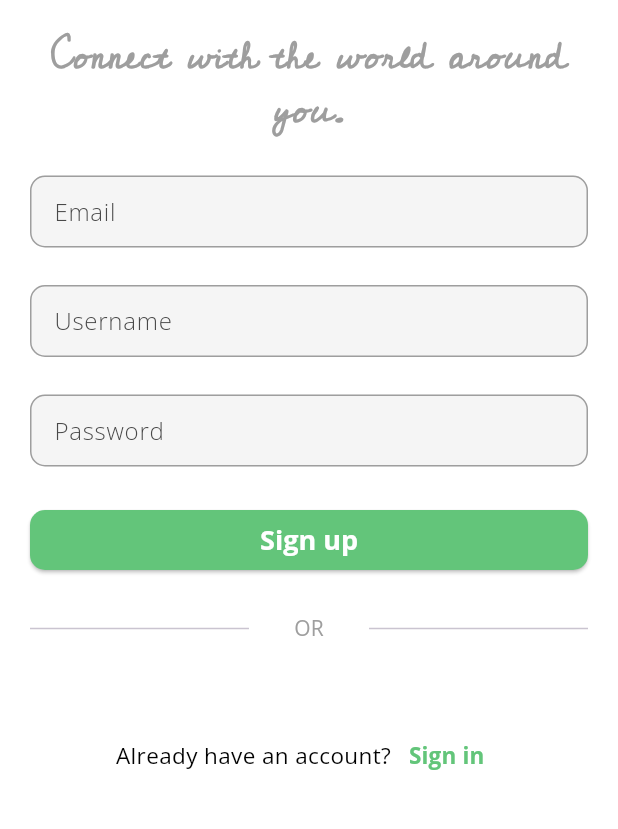
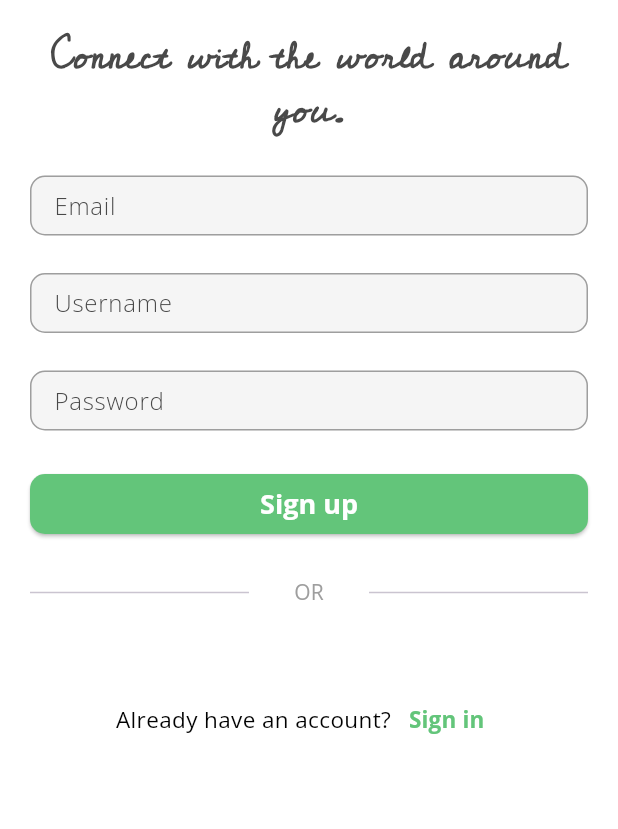
Before and after one commit to nileshshrs/moments, a Flutter app: the screen it shows after launch, after a tap on "Sign up", on a phone screen of 412 x 824 dp, the part 375-1204 px from its top. Run offline on Flutter 3.47's test engine with Material 3 defaults, Android fonts, the phone set to English and light mode, and no system bars; our stand-ins replace another_flushbar.

Commit message:
removed more unwanted styling from files and adding them to app_theme for global styling.

```diff
--- a/lib/core/app_theme/app_theme.dart
+++ b/lib/core/app_theme/app_theme.dart
@@ -34,12 +34,9 @@ ThemeData getApplicationTheme() {
       filled: true,
       fillColor: Colors.grey[100], // Background color for input field
       hintStyle: const TextStyle(
-        color: Colors.grey,
-        fontWeight: FontWeight.w300,
-        fontSize: 16,
-      ),
+          color: Color.fromARGB(255, 73, 73, 73), fontWeight: FontWeight.w300),
       contentPadding: const EdgeInsets.symmetric(
-        vertical: 16.0,
+        vertical: 0,
         horizontal: 12.0,
       ),
       border: OutlineInputBorder(
@@ -60,7 +57,6 @@ ThemeData getApplicationTheme() {
         borderRadius: BorderRadius.circular(10),
         borderSide: const BorderSide(
           color: Color(0xFF63C57A), // Focused border color
-          width: 2.0,
         ),
       ),
       errorBorder: OutlineInputBorder(
--- a/lib/core/common/custom_textformfield.dart
+++ b/lib/core/common/custom_textformfield.dart
@@ -21,7 +21,6 @@ class CustomTextFormField extends StatelessWidget {
     return TextFormField(
       style: const TextStyle(color: Colors.black),
       controller: controller,
-      cursorColor: const Color(0xFF63C57A),
       obscureText: obscureText,
       validator: (value) {
         if (value == null || value.isEmpty) {
@@ -33,28 +32,11 @@ class CustomTextFormField extends StatelessWidget {
         return null;
       },
       decoration: InputDecoration(
+        isDense: true, // Makes the input field more compact
         hintText: hintText,
-        hintStyle: const TextStyle(
-            color: Color.fromARGB(255, 73, 73, 73),
-            fontWeight: FontWeight.w300),
-        contentPadding:
-            const EdgeInsets.symmetric(vertical: 0, horizontal: 12.0),
-        border: OutlineInputBorder(
-          borderRadius: BorderRadius.circular(10),
-        ),
-        focusedBorder: OutlineInputBorder(
-          borderRadius: BorderRadius.circular(10),
-          borderSide: const BorderSide(color: Colors.grey),
-        ),
-        errorStyle: const TextStyle(color: Color(0xFFF06360)),
-        errorBorder: OutlineInputBorder(
-          borderRadius: BorderRadius.circular(10),
-          borderSide: const BorderSide(color: Color(0xFFF06360)),
-        ),
-        focusedErrorBorder: OutlineInputBorder(
-          borderRadius: BorderRadius.circular(10),
-          borderSide: const BorderSide(color: Color(0xFFF06360)),
-        ),
+        contentPadding: const EdgeInsets.symmetric(
+            vertical: 8.0,
+            horizontal: 12.0), // Adjust vertical padding to fit within 45px
       ),
     );
   }
--- a/lib/features/view/login/login_screen.dart
+++ b/lib/features/view/login/login_screen.dart
@@ -68,7 +68,7 @@ class _LoginScreenState extends State<LoginScreen> {
                   height: 140,
                   width: double.infinity,
                   child: Image.asset(
-                    "assets/images/logo-dark.png",
+                    "assets/images/logo-light.png",
                     fit: BoxFit.fill,
                   ),
                 ),
@@ -92,8 +92,6 @@ class _LoginScreenState extends State<LoginScreen> {
                     style: const TextStyle(color: Colors.black),
                     decoration: const InputDecoration(
                       hintText: "username or email",
-                      contentPadding:
-                          EdgeInsets.symmetric(vertical: 0, horizontal: 12.0),
                     ),
                   ),
                 ),
@@ -106,8 +104,9 @@ class _LoginScreenState extends State<LoginScreen> {
                     obscureText: true,
                     decoration: const InputDecoration(
                       hintText: "password",
-                      contentPadding:
-                          EdgeInsets.symmetric(vertical: 0, horizontal: 12.0),
+                      hintStyle: TextStyle(
+                          color: Color.fromARGB(255, 73, 73, 73),
+                          fontWeight: FontWeight.w300),
                     ),
                   ),
                 ),
--- a/lib/features/view/registration/registration_screen.dart
+++ b/lib/features/view/registration/registration_screen.dart
@@ -11,7 +11,6 @@ class RegistrationScreen extends StatefulWidget {
 
 class _RegistrationScreenState extends State<RegistrationScreen> {
   final Color primaryColor = const Color(0xFF63C57A);
-  final Color bgColor = const Color(0xFF121212);
   final Color textMutedColor = Colors.grey;
 
   final TextEditingController _usernameController = TextEditingController();
@@ -54,12 +53,12 @@ class _RegistrationScreenState extends State<RegistrationScreen> {
                   fit: BoxFit.fill,
                 ),
                 const SizedBox(height: 20),
-                Text(
+                const Text(
                   "Connect with the world around you.",
                   textAlign: TextAlign.center,
                   style: TextStyle(
                     fontFamily: 'Cedarville',
-                    color: textMutedColor,
+                    color: Color.fromARGB(255, 73, 73, 73),
                     fontSize: 25,
                     fontWeight: FontWeight.bold,
                   ),
```
